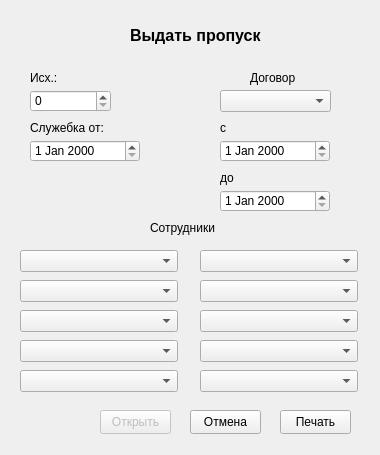
This is my_helper/notebook/designer_ui/pass_get.ui in SmolPO/vertical as Qt 5 draws it before an edit. The edited form follows.
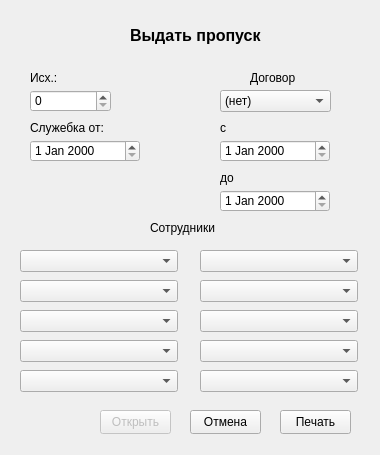
This is the edited form.

The edit to the form file:
```diff
--- a/my_helper/notebook/designer_ui/pass_get.ui
+++ b/my_helper/notebook/designer_ui/pass_get.ui
@@ -71,6 +71,11 @@
      <height>22</height>
     </rect>
    </property>
+   <item>
+    <property name="text">
+     <string>(нет)</string>
+    </property>
+   </item>
   </widget>
   <widget class="QLabel" name="label_3">
    <property name="geometry">
```
